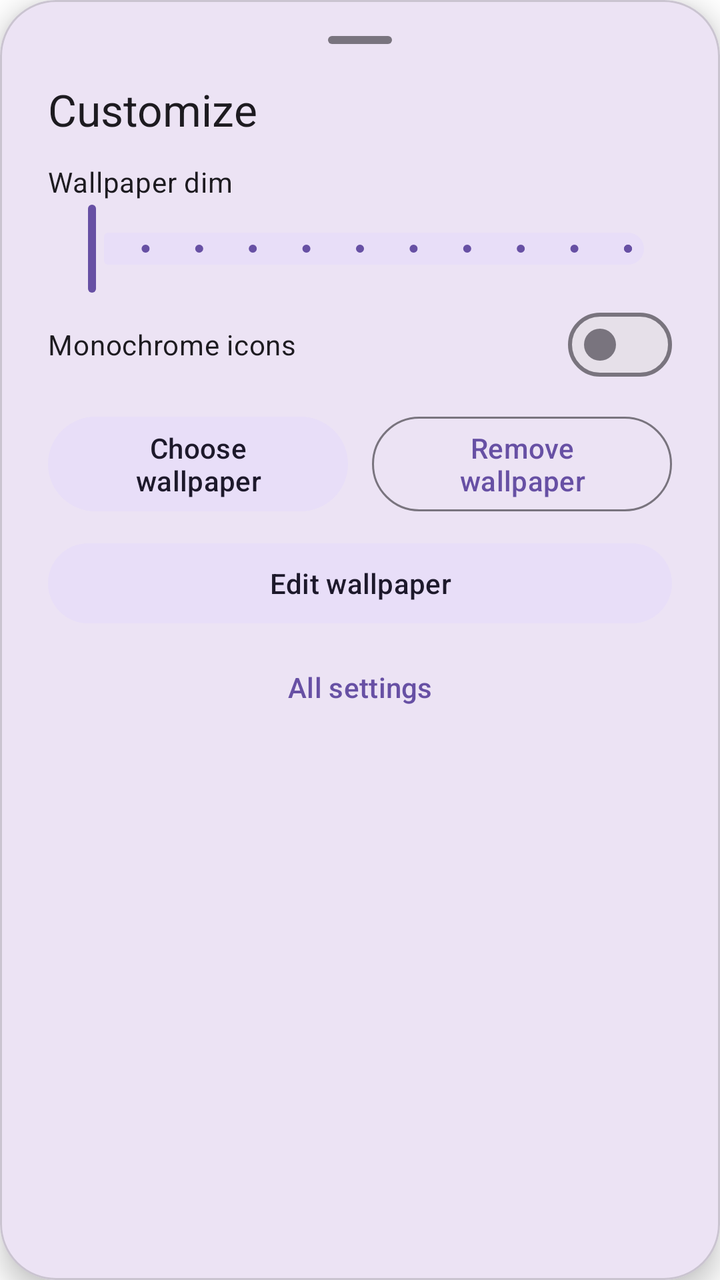
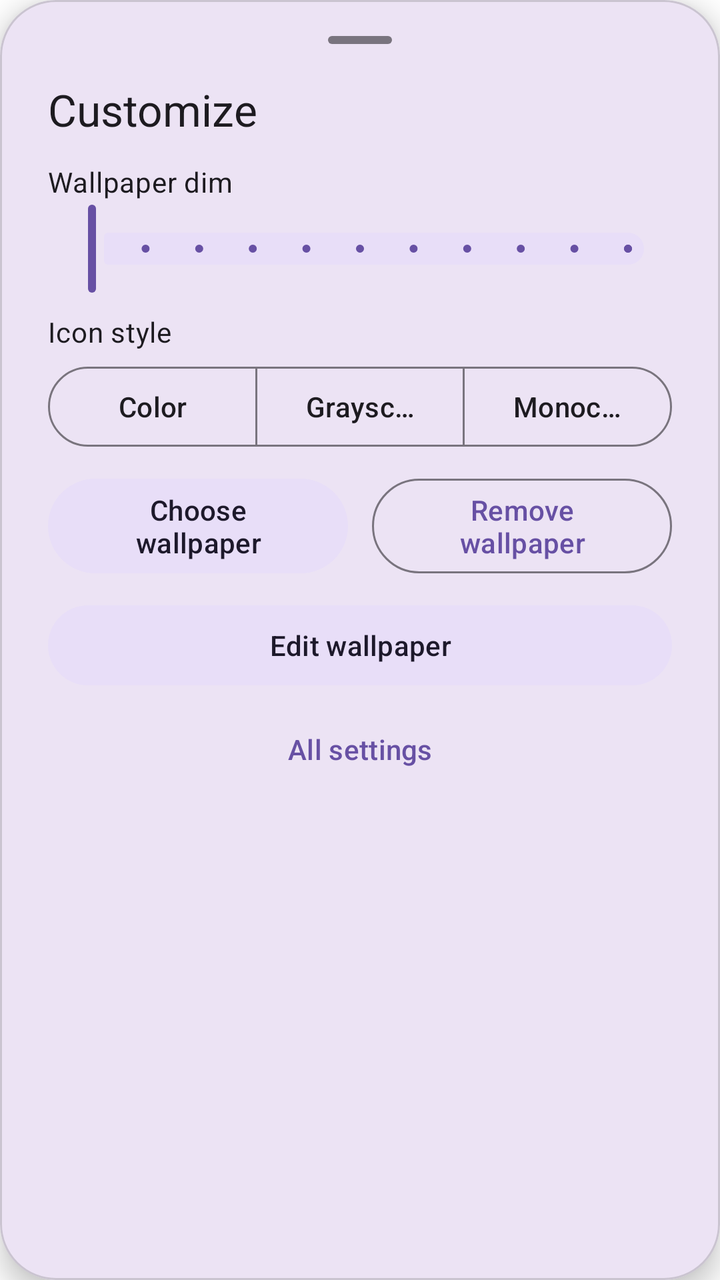

The first picture is an Android layout as it rendered before a commit; the second is the same layout after the commit. The layout source and the unified diff follow.
<!-- AndroidManifest.xml: application theme Theme.Nyx -->
<!-- res/layout/dialog_nyx_customization.xml -->
<?xml version="1.0" encoding="utf-8"?>
<com.google.android.material.card.MaterialCardView xmlns:android="http://schemas.android.com/apk/res/android"
    xmlns:app="http://schemas.android.com/apk/res-auto"
    android:id="@+id/card_root"
    android:layout_width="match_parent"
    android:layout_height="wrap_content"
    app:cardCornerRadius="28dp"
    app:cardElevation="8dp">

    <LinearLayout
        android:layout_width="match_parent"
        android:layout_height="wrap_content"
        android:orientation="vertical"
        android:paddingHorizontal="24dp"
        android:paddingTop="8dp"
        android:paddingBottom="16dp">

        
        <View
            android:id="@+id/drag_handle"
            android:layout_width="48dp"
            android:layout_height="24dp"
            android:layout_gravity="center_horizontal"
            android:layout_marginBottom="8dp"
            android:background="@drawable/drag_handle" />

        <TextView
            android:layout_width="wrap_content"
            android:layout_height="wrap_content"
            android:text="@string/customize_title"
            android:textAppearance="?attr/textAppearanceTitleLarge"
            android:layout_marginBottom="12dp" />

        
        <TextView
            android:layout_width="wrap_content"
            android:layout_height="wrap_content"
            android:text="@string/customize_scrim_label"
            android:textAppearance="?attr/textAppearanceBodyMedium" />

        <com.google.android.material.slider.Slider
            android:id="@+id/slider_scrim"
            android:layout_width="match_parent"
            android:layout_height="wrap_content"
            android:valueFrom="0.0"
            android:valueTo="0.5"
            android:stepSize="0.05"
            android:value="0.0" />

        
        <com.google.android.material.materialswitch.MaterialSwitch
            android:id="@+id/switch_monochrome"
            android:layout_width="match_parent"
            android:layout_height="wrap_content"
            android:paddingVertical="8dp"
            android:text="@string/monochrome_icons" />

        
        <LinearLayout
            android:layout_width="match_parent"
            android:layout_height="wrap_content"
            android:orientation="horizontal"
            android:layout_marginTop="8dp"
            android:baselineAligned="false">

            <com.google.android.material.button.MaterialButton
                android:id="@+id/btn_choose_wallpaper"
                style="@style/Widget.Material3.Button.TonalButton"
                android:layout_width="0dp"
                android:layout_height="wrap_content"
                android:layout_weight="1"
                android:layout_marginEnd="6dp"
                android:text="@string/wallpaper_choose_title" />

            <com.google.android.material.button.MaterialButton
                android:id="@+id/btn_clear_wallpaper"
                style="@style/Widget.Material3.Button.OutlinedButton"
                android:layout_width="0dp"
                android:layout_height="wrap_content"
                android:layout_weight="1"
                android:layout_marginStart="6dp"
                android:text="@string/wallpaper_clear_title" />
        </LinearLayout>

        
        <com.google.android.material.button.MaterialButton
            android:id="@+id/btn_edit_wallpaper"
            style="@style/Widget.Material3.Button.TonalButton"
            android:layout_width="match_parent"
            android:layout_height="wrap_content"
            android:layout_marginTop="8dp"
            android:text="@string/customize_edit_wallpaper" />

        
        <com.google.android.material.button.MaterialButton
            android:id="@+id/btn_all_settings"
            style="@style/Widget.Material3.Button.TextButton"
            android:layout_width="match_parent"
            android:layout_height="wrap_content"
            android:layout_marginTop="4dp"
            android:gravity="center"
            android:text="@string/customize_all_settings" />
    </LinearLayout>
</com.google.android.material.card.MaterialCardView>
<!-- resources referenced by this layout -->
<resources>
  <!-- drawable drag_handle (drawable) -->
  <?xml version="1.0" encoding="utf-8"?>
  <layer-list xmlns:android="http://schemas.android.com/apk/res/android">
      <item android:gravity="center">
          <shape android:shape="rectangle">
              <corners android:radius="2dp" />
              <solid android:color="?attr/colorOutline" />
              <size
                  android:width="32dp"
                  android:height="4dp" />
          </shape>
      </item>
  </layer-list>
  <string name="customize_all_settings">All settings</string>
  <string name="customize_edit_wallpaper">Edit wallpaper</string>
  <string name="customize_scrim_label">Wallpaper dim</string>
  <string name="customize_title">Customize</string>
  <string name="monochrome_icons">Monochrome icons</string>
  <string name="wallpaper_choose_title">Choose wallpaper</string>
  <string name="wallpaper_clear_title">Remove wallpaper</string>
  <style name="Theme.Nyx" parent="Theme.Material3.DayNight.NoActionBar">
          <item name="android:windowShowWallpaper">true</item>
          <item name="android:windowBackground">@android:color/transparent</item>
          <item name="android:statusBarColor">@android:color/transparent</item>
          <item name="android:navigationBarColor">@android:color/transparent</item>
          <item name="android:windowLightStatusBar">false</item>
      </style>
</resources>

<!-- the commit's change to res/layout/dialog_nyx_customization.xml (unified diff, before → after) -->
@@ -48,12 +48,45 @@
             android:value="0.0" />
 
         
-        <com.google.android.material.materialswitch.MaterialSwitch
-            android:id="@+id/switch_monochrome"
+        <TextView
+            android:layout_width="wrap_content"
+            android:layout_height="wrap_content"
+            android:layout_marginTop="8dp"
+            android:text="@string/icon_style_title"
+            android:textAppearance="?attr/textAppearanceBodyMedium" />
+
+        <com.google.android.material.button.MaterialButtonToggleGroup
+            android:id="@+id/toggle_icon_style"
             android:layout_width="match_parent"
             android:layout_height="wrap_content"
-            android:paddingVertical="8dp"
-            android:text="@string/monochrome_icons" />
+            android:layout_marginTop="4dp"
+            app:selectionRequired="true"
+            app:singleSelection="true">
+
+            <com.google.android.material.button.MaterialButton
+                android:id="@+id/btn_style_color"
+                style="?attr/materialButtonOutlinedStyle"
+                android:layout_width="0dp"
+                android:layout_height="wrap_content"
+                android:layout_weight="1"
+                android:text="@string/icon_style_color" />
+
+            <com.google.android.material.button.MaterialButton
+                android:id="@+id/btn_style_grey"
+                style="?attr/materialButtonOutlinedStyle"
+                android:layout_width="0dp"
+                android:layout_height="wrap_content"
+                android:layout_weight="1"
+                android:text="@string/icon_style_grayscale" />
+
+            <com.google.android.material.button.MaterialButton
+                android:id="@+id/btn_style_mono"
+                style="?attr/materialButtonOutlinedStyle"
+                android:layout_width="0dp"
+                android:layout_height="wrap_content"
+                android:layout_weight="1"
+                android:text="@string/icon_style_monochrome" />
+        </com.google.android.material.button.MaterialButtonToggleGroup>
 
         
         <LinearLayout
<!-- resource entries referenced after the edit -->
@@ -17,7 +17,10 @@
   <string name="customize_edit_wallpaper">Edit wallpaper</string>
   <string name="customize_scrim_label">Wallpaper dim</string>
   <string name="customize_title">Customize</string>
-  <string name="monochrome_icons">Monochrome icons</string>
+  <string name="icon_style_color">Color</string>
+  <string name="icon_style_grayscale">Grayscale</string>
+  <string name="icon_style_monochrome">Monochrome</string>
+  <string name="icon_style_title">Icon style</string>
   <string name="wallpaper_choose_title">Choose wallpaper</string>
   <string name="wallpaper_clear_title">Remove wallpaper</string>
   <style name="Theme.Nyx" parent="Theme.Material3.DayNight.NoActionBar">
